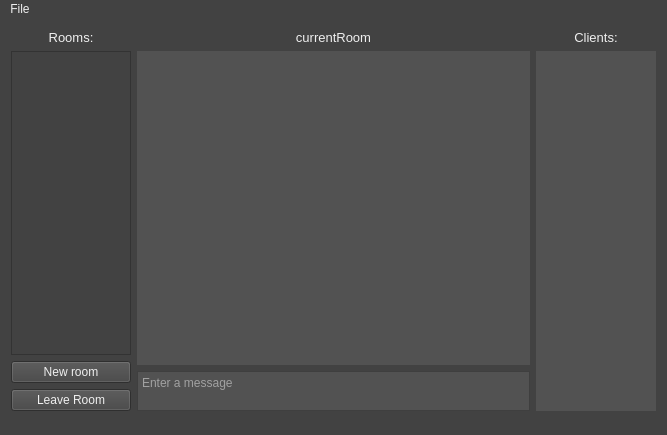
Old version of the form TCP_Chat_Client/mainwindow.ui in the repository Skau/TCPChat.
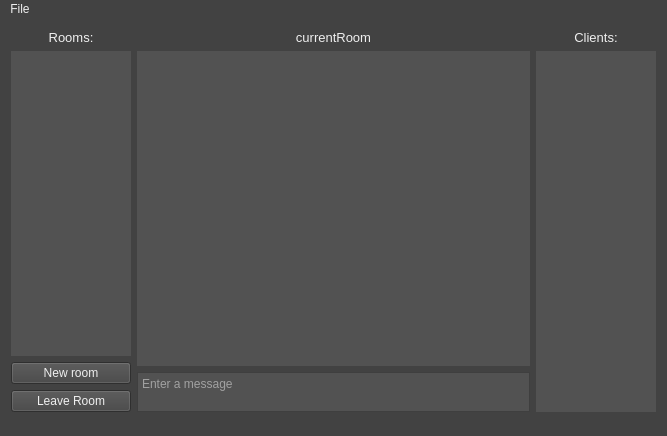
New version of the form.

The edit to the form file:
```diff
--- a/TCP_Chat_Client/mainwindow.ui
+++ b/TCP_Chat_Client/mainwindow.ui
@@ -7,7 +7,7 @@
     <x>0</x>
     <y>0</y>
     <width>667</width>
-    <height>435</height>
+    <height>436</height>
    </rect>
   </property>
   <property name="windowTitle">
@@ -55,6 +55,11 @@
             <height>16777215</height>
            </size>
           </property>
+          <property name="styleSheet">
+           <string notr="true">background-color:rgb(82,82,82);
+color: rgb(239,239,239);
+border: none;</string>
+          </property>
          </widget>
         </item>
         <item>
```
Left out of the diff: 5 changed lines with no effect on the pictures.
